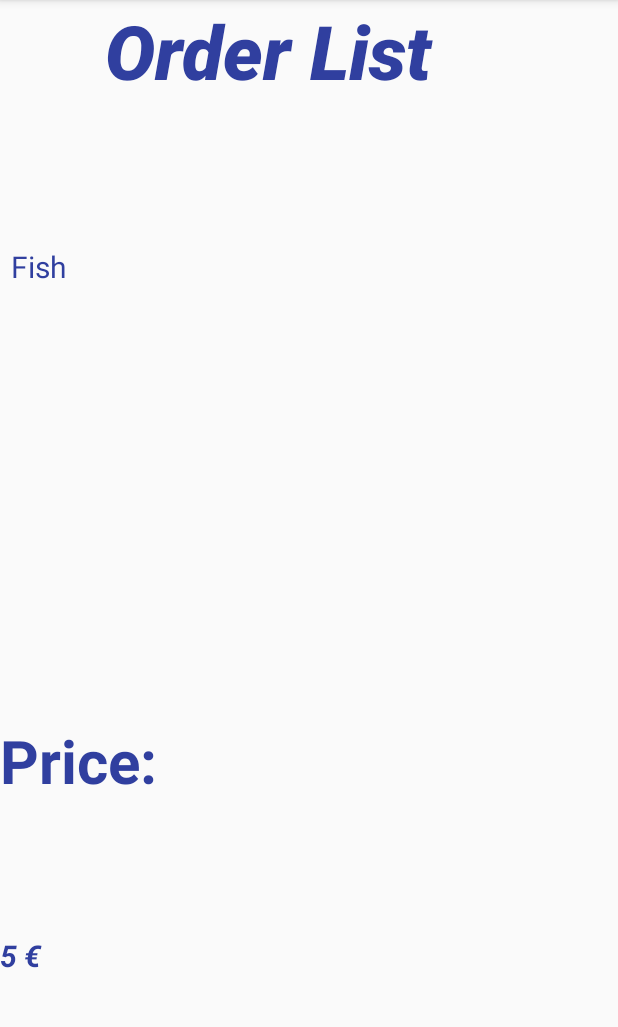
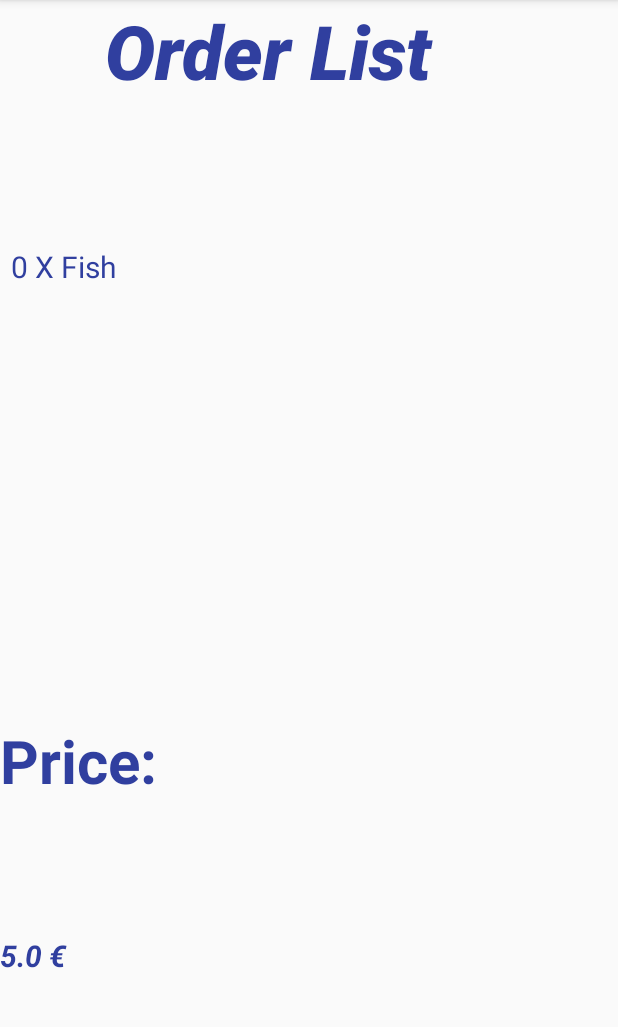
Before and after one commit to omerfatih97/BillCalculater, an Android app: the screen it shows after launch (OrderActivity), after a tap on an icon or button, on a phone screen of 412 x 824 dp, the part 84-1111 px from its top. Run offline under Robolectric (Android 15) with nearby library versions, the phone set to English and light mode, and no system bars; 3 statements that could not run were skipped.

Commit message:
Commit For 08.06.2018 -Added Screen Price values which is selected on spinner. -Added Quantity text area on activity_main layout -Added Quantity next to Order Name in OrderActivity Screen. -Added ItemList on activity_order layout

```diff
--- a/app/src/main/java/com/example/fatih/billcalculater/DataHelper.java
+++ b/app/src/main/java/com/example/fatih/billcalculater/DataHelper.java
@@ -12,18 +12,18 @@ public class DataHelper extends SQLiteOpenHelper {
     public static final String Database_Name ="BillCalc";
     public static final String Table_Desk ="desk";
     public static final String Table_Menu ="menu";
-    public static final String Table_Order ="order";
+    public static final String Table_Order ="ord";
     public static double top=0;
 
     public static final int Database_Version =1;
 
     public static final String Create_Menu ="CREATE TABLE IF NOT EXISTS "+Table_Menu+"(id INTEGER PRIMARY KEY AUTOINCREMENT,food_name STRING NOT NULL UNIQUE,price DOUBLE NOT NULL )";
     public static final String Create_Desk ="CREATE TABLE IF NOT EXISTS "+ Table_Desk +"(id INTEGER PRIMARY KEY AUTOINCREMENT, desk_no STRING NOT NULL UNIQUE )";
-    //public static final String Create_Order ="CREATE TABLE IF NOT EXISTS "+ Table_Order +"(id INTEGER PRIMARY KEY AUTOINCREMENT, desk_id INTEGER NOT NULL,food_id INTEGER NOT NULL )";
+    public static final String Create_Order ="CREATE TABLE IF NOT EXISTS "+ Table_Order +"(id INTEGER PRIMARY KEY AUTOINCREMENT, desk_id INTEGER NOT NULL, food_id INTEGER NOT NULL )";
 
     public static final String Delete_Menu ="DROP TABLE IF EXISTS "+Table_Menu;
     public static final String Delete_Desk ="DROP TABLE IF EXISTS "+Table_Desk;
-    //public static final String Delete_Order ="DROP TABLE IF EXISTS "+Table_Order;
+    public static final String Delete_Order ="DROP TABLE IF EXISTS "+Table_Order;
 
     public DataHelper(Context context){
         super(context,Database_Name,null,Database_Version);
@@ -33,14 +33,14 @@ public class DataHelper extends SQLiteOpenHelper {
     public void onCreate(SQLiteDatabase db) {
         db.execSQL(Create_Desk);
         db.execSQL(Create_Menu);
-        // db.execSQL(Create_Order);
+        db.execSQL(Create_Order);
     }
 
     @Override
     public void onUpgrade(SQLiteDatabase db, int oldVersion, int newVersion) {
         db.execSQL(Delete_Desk);
         db.execSQL(Delete_Menu);
-        // db.execSQL(Delete_Order);
+        db.execSQL(Delete_Order);
         onCreate(db);
     }
 
@@ -81,7 +81,7 @@ public class DataHelper extends SQLiteOpenHelper {
         }
     }
 
-    public void insertOrder(int desk_id, int food_id){
+    public void insertOrder(int desk_id, String food_id){
         SQLiteDatabase db = this.getWritableDatabase();
         db.beginTransaction();
         ContentValues values;
@@ -136,7 +136,6 @@ public class DataHelper extends SQLiteOpenHelper {
                     String food_name = c.getString(c.getColumnIndex("food_name"));
                     double price = c.getDouble(c.getColumnIndex("price"));
                     listmenu.add(food_name);
-                    //listmenu.add(String.valueOf(price));
                 }
             }
             db.setTransactionSuccessful();
@@ -160,7 +159,7 @@ public class DataHelper extends SQLiteOpenHelper {
             Cursor cursor = db.rawQuery(selecQuery,null);
             if (cursor.getCount()>0){
                 while (cursor.moveToNext()){
-                    int desk_id = cursor.getInt(cursor.getColumnIndex("desk_id"));
+                    int desk_id = cursor.getInt(cursor.getColumnIndex("desk_no"));
                     listorder.add(String.valueOf(desk_id));
                 }
             }
@@ -168,9 +167,9 @@ public class DataHelper extends SQLiteOpenHelper {
             Cursor c = db.rawQuery(selecQuery,null);
             if (c.getCount()>0){
                 while (c.moveToNext()){
-                    String food_name = c.getString(c.getColumnIndex("food_name"));
+                    String food_id = c.getString(c.getColumnIndex("food_name"));
                     // double price = c.getDouble(c.getColumnIndex("price"));
-                    listorder.add(food_name);
+                    listorder.add(food_id);
                     // listorder.add(String.valueOf(price));
                 }
             }
--- a/app/src/main/java/com/example/fatih/billcalculater/MainActivity.java
+++ b/app/src/main/java/com/example/fatih/billcalculater/MainActivity.java
@@ -6,20 +6,26 @@ import android.os.Bundle;
 import android.support.design.widget.FloatingActionButton;
 import android.support.design.widget.Snackbar;
 import android.support.v7.app.AppCompatActivity;
-import android.support.v7.widget.Toolbar;
 import android.view.View;
 import android.view.Menu;
 import android.view.MenuItem;
+import android.widget.AdapterView;
 import android.widget.ArrayAdapter;
+import android.widget.Button;
+import android.widget.EditText;
+import android.widget.ListView;
 import android.widget.Spinner;
 import android.widget.TextView;
 
 import java.util.ArrayList;
 
-public class MainActivity extends AppCompatActivity {
+public class MainActivity extends AppCompatActivity  {
 
     public static final String Order_Name ="com.example.fatih.billcalculater.ordername";
     public static final String Order_PRICE ="com.example.fatih.billcalculater.orderprice";
+    public static final String Quantity = "com.example.fatih.billcalculater.quantity";
+    public static final String MenuPos = "com.example.fatih.billcalculater.menupos";
+    public static final String DeskPos = "com.example.fatih.billcalculater.deskpos";
 
     @Override
     protected void onCreate(Bundle savedInstanceState) {
@@ -51,22 +57,56 @@ public class MainActivity extends AppCompatActivity {
         sp.setAdapter(adapter);
         spMenu.setAdapter(adapterMenu);
 
+    //Find Price for Main Screen
+       final TextView Screenprice=(TextView) findViewById(R.id.textViewPrice);
 
-      String FPrice=spMenu.getSelectedItem().toString();
+        spMenu.setOnItemSelectedListener(new AdapterView.OnItemSelectedListener() {
+            @Override
+            public void onItemSelected(AdapterView<?> parent, View view, int position, long id) {
+                String selectedItemText = (String) parent.getItemAtPosition(position);
+                long Menu_id= parent.getItemIdAtPosition(position);
+                // Notify the selected item text
+                String FPrice1=dataHelper.findPrice(selectedItemText);
 
-       FPrice=dataHelper.findPrice(FPrice);
-       TextView Screenprice=(TextView) findViewById(R.id.textViewPrice);
+                Screenprice.setText(FPrice1.toString());
 
-       Screenprice.setText(FPrice.toString());
+                intent.putExtra(MenuPos,Integer.valueOf(String.valueOf(Menu_id)));
 
+            }
+
+            @Override
+            public void onNothingSelected(AdapterView<?> parent) {
+
+            }
+        });
+
+        sp.setOnItemSelectedListener(new AdapterView.OnItemSelectedListener() {
+            @Override
+            public void onItemSelected(AdapterView<?> parent, View view, int position, long id) {
+                long Desk_id= parent.getItemIdAtPosition(position);
+                // Notify the selected item text
+
+                intent.putExtra(DeskPos,Integer.valueOf(String.valueOf(Desk_id)));
+            }
+
+            @Override
+            public void onNothingSelected(AdapterView<?> parent) {
+
+            }
+        });
+
+
+        //Show Button
         FloatingActionButton fab = (FloatingActionButton) findViewById(R.id.fab);
         fab.setOnClickListener(new View.OnClickListener() {
             @Override
             public void onClick(View view) {
-                Snackbar.make(view, "Replace with your own action", Snackbar.LENGTH_LONG)
-                        .setAction("Action", null).show();
 
 
+               EditText quantity = (EditText)findViewById(R.id.editTextQuantity);
+
+               String Quantity1= quantity.getText().toString();
+               intent.putExtra(Quantity,Quantity1);
 
                 TextView order=(TextView) findViewById(R.id.Mtxt);
                 TextView price=(TextView) findViewById(R.id.Mtxt);
@@ -108,5 +148,4 @@ public class MainActivity extends AppCompatActivity {
 
         return super.onOptionsItemSelected(item);
     }
-
 }
--- a/app/src/main/java/com/example/fatih/billcalculater/OrderActivity.java
+++ b/app/src/main/java/com/example/fatih/billcalculater/OrderActivity.java
@@ -3,9 +3,17 @@ package com.example.fatih.billcalculater;
 import android.content.Intent;
 import android.support.v7.app.AppCompatActivity;
 import android.os.Bundle;
+import android.view.View;
+import android.widget.ArrayAdapter;
+import android.widget.EditText;
+import android.widget.ListView;
 import android.widget.TextView;
 
+import java.nio.DoubleBuffer;
+import java.util.ArrayList;
+
 public class OrderActivity extends AppCompatActivity {
+    DataHelper db=new DataHelper(this);
 
     @Override
     protected void onCreate(Bundle savedInstanceState) {
@@ -13,14 +21,21 @@ public class OrderActivity extends AppCompatActivity {
         setContentView(R.layout.activity_order);
         Intent intent = getIntent();
 
-        String Total = intent.getStringExtra(MainActivity.Order_Name);
-        String Price=(String.valueOf( intent.getStringExtra(MainActivity.Order_PRICE)));
+
+        String name = intent.getStringExtra(MainActivity.Order_Name);
+        Double Price=(Double.parseDouble( intent.getStringExtra(MainActivity.Order_PRICE)));
+        Double Quantity=(Double.parseDouble(intent.getStringExtra(MainActivity.Quantity)));
+
+        Price*=Quantity;
+
 
         TextView price= (TextView) findViewById(R.id.textViewMasano);
-
         TextView order = (TextView)findViewById(R.id.textViewTotal);
 
-        price.setText(Price.toString()+" €");
-        order.setText(Total);
+        int quantity=(Integer.parseInt(intent.getStringExtra(MainActivity.Quantity)));
+
+        order.setText(quantity+" X "+name);
+        price.setText(Price+" €");
+
     }
 }
--- a/app/src/main/res/layout/activity_order.xml
+++ b/app/src/main/res/layout/activity_order.xml
@@ -28,6 +28,11 @@
         android:textColor="@color/colorPrimaryDark"
         android:textSize="20sp" />
 
+    <ListView
+        android:id="@+id/listView_lv"
+        android:layout_width="wrap_content"
+        android:layout_height="wrap_content"></ListView>
+
     <TextView
         android:id="@+id/textViewShowPrice"
         android:layout_width="match_parent"
```
Also changed, not shown: app/src/main/res/layout/activity_main.xml (+26 -8 lines).
